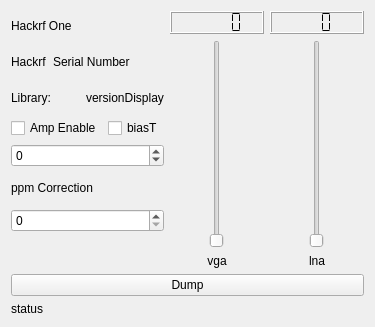
Old version of the form sources/devices/hackrf-handler/hackrf-widget.ui in the repository JvanKatwijk/qt-dab.
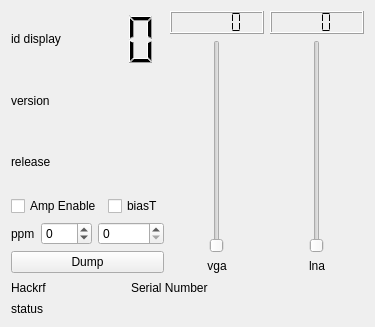
New version of the form.

Diff of the .ui file:
```diff
--- a/sources/devices/hackrf-handler/hackrf-widget.ui
+++ b/sources/devices/hackrf-handler/hackrf-widget.ui
@@ -15,63 +15,46 @@
   </property>
   <layout class="QVBoxLayout" name="verticalLayout_4">
    <item>
-    <layout class="QHBoxLayout" name="horizontalLayout_4">
+    <layout class="QHBoxLayout" name="horizontalLayout_8">
      <item>
       <layout class="QVBoxLayout" name="verticalLayout">
        <item>
-        <widget class="QLabel" name="label_6">
-         <property name="text">
-          <string>Hackrf One</string>
-         </property>
-        </widget>
-       </item>
+        <layout class="QHBoxLayout" name="horizontalLayout_7">
        <item>
-        <layout class="QHBoxLayout" name="horizontalLayout">
-         <item>
-          <widget class="QLabel" name="label_5">
+          <widget class="QLabel" name="usb_board_id_display">
            <property name="text">
-            <string>Hackrf</string>
+            <string>id display</string>
            </property>
           </widget>
          </item>
          <item>
-          <widget class="QLabel" name="label_4">
-           <property name="text">
-            <string>Serial Number</string>
+          <widget class="QLCDNumber" name="revisionIndicator">
+           <property name="frameShape">
+            <enum>QFrame::Shape::NoFrame</enum>
            </property>
-          </widget>
-         </item>
-         <item>
-          <widget class="QLabel" name="serial_number_display">
-           <property name="font">
-            <font>
-             <pointsize>11</pointsize>
-            </font>
+           <property name="lineWidth">
+            <number>2</number>
            </property>
-           <property name="text">
-            <string/>
+           <property name="digitCount">
+            <number>2</number>
            </property>
           </widget>
          </item>
         </layout>
        </item>
        <item>
-        <layout class="QHBoxLayout" name="horizontalLayout_2">
-         <item>
-          <widget class="QLabel" name="label_7">
+        <widget class="QLabel" name="versionLabel">
            <property name="text">
-            <string>Library:</string>
+          <string>version</string>
            </property>
           </widget>
          </item>
          <item>
-          <widget class="QLabel" name="versionDisplay">
+        <widget class="QLabel" name="releaseLabel">
            <property name="text">
-            <string>versionDisplay</string>
-           </property>
-          </widget>
-         </item>
-        </layout>
+          <string>release</string>
+         </property>
+        </widget>
        </item>
        <item>
         <layout class="QHBoxLayout" name="horizontalLayout_3">
@@ -95,6 +78,17 @@
         </layout>
        </item>
        <item>
+        <layout class="QHBoxLayout" name="horizontalLayout_6">
+         <item>
+          <layout class="QHBoxLayout" name="horizontalLayout_4">
+           <item>
+            <widget class="QLabel" name="label">
+             <property name="text">
+              <string>ppm</string>
+             </property>
+            </widget>
+           </item>
+           <item>
         <widget class="QSpinBox" name="ppm_correction">
          <property name="toolTip">
           <string>&lt;html&gt;&lt;head/&gt;&lt;body&gt;&lt;p&gt;Unfortunately, the hackrf API does not support ppm handling so ppm handling is done by - in software - adapting the channel frequencies&lt;/p&gt;&lt;p&gt;Since it takes time for the software to react on a change, make changes one step at the time and wait a while&lt;/p&gt;&lt;p&gt;(Note 1 ppm on 227360 KHz is 227 Hz)&lt;/p&gt;&lt;/body&gt;&lt;/html&gt;</string>
@@ -107,12 +101,7 @@
          </property>
         </widget>
        </item>
-       <item>
-        <widget class="QLabel" name="label">
-         <property name="text">
-          <string>ppm Correction</string>
-         </property>
-        </widget>
+          </layout>
        </item>
        <item>
         <widget class="QSpinBox" name="samplerate_correction">
@@ -121,10 +110,15 @@
          </property>
         </widget>
        </item>
+        </layout>
+       </item>
        <item>
-        <widget class="QLabel" name="usb_board_id_display">
+        <widget class="QPushButton" name="dumpButton">
+         <property name="toolTip">
+          <string>&lt;html&gt;&lt;head/&gt;&lt;body&gt;&lt;p&gt;Dumps the raw input from the HackRF into a self describing file (with header in xml format containing recorded time, container format, frequency, device name, Qt-DAB version)&lt;/p&gt;&lt;p&gt;&lt;br/&gt;&lt;/p&gt;&lt;p&gt;Opens a 'Save as ...' dialog. Press again to stop recording.&lt;/p&gt;&lt;p&gt;&lt;br/&gt;&lt;/p&gt;&lt;p&gt;Very experimental! The resulting file can be read-in by using the xml file handler (if configured)&lt;/p&gt;&lt;p&gt;&lt;br/&gt;&lt;/p&gt;&lt;p&gt;Warning: Produces large files!&lt;/p&gt;&lt;/body&gt;&lt;/html&gt;</string>
+         </property>
          <property name="text">
-          <string/>
+          <string>Dump</string>
          </property>
         </widget>
        </item>
@@ -210,21 +204,45 @@
     </layout>
    </item>
    <item>
-    <widget class="QPushButton" name="dumpButton">
-     <property name="toolTip">
-      <string>&lt;html&gt;&lt;head/&gt;&lt;body&gt;&lt;p&gt;Dumps the raw input from the HackRF into a self describing file (with header in xml format containing recorded time, container format, frequency, device name, Qt-DAB version)&lt;/p&gt;&lt;p&gt;&lt;br/&gt;&lt;/p&gt;&lt;p&gt;Opens a 'Save as ...' dialog. Press again to stop recording.&lt;/p&gt;&lt;p&gt;&lt;br/&gt;&lt;/p&gt;&lt;p&gt;Very experimental! The resulting file can be read-in by using the xml file handler (if configured)&lt;/p&gt;&lt;p&gt;&lt;br/&gt;&lt;/p&gt;&lt;p&gt;Warning: Produces large files!&lt;/p&gt;&lt;/body&gt;&lt;/html&gt;</string>
-     </property>
+    <layout class="QHBoxLayout" name="horizontalLayout">
+     <item>
+      <widget class="QLabel" name="label_5">
+       <property name="text">
+        <string>Hackrf</string>
+       </property>
+      </widget>
+     </item>
+     <item>
+      <widget class="QLabel" name="label_4">
      <property name="text">
-      <string>Dump</string>
+        <string>Serial Number</string>
      </property>
     </widget>
    </item>
+     <item>
+      <widget class="QLabel" name="serial_number_display">
+       <property name="font">
+        <font>
+         <pointsize>11</pointsize>
+        </font>
+       </property>
+       <property name="text">
+        <string/>
+       </property>
+      </widget>
+     </item>
+    </layout>
+   </item>
+   <item>
+    <layout class="QHBoxLayout" name="horizontalLayout_5">
    <item>
     <widget class="QLabel" name="statusLabel">
      <property name="text">
       <string>status</string>
      </property>
     </widget>
+     </item>
+    </layout>
    </item>
   </layout>
  </widget>
```
Lines whose indentation alone changed are shown as unchanged.
